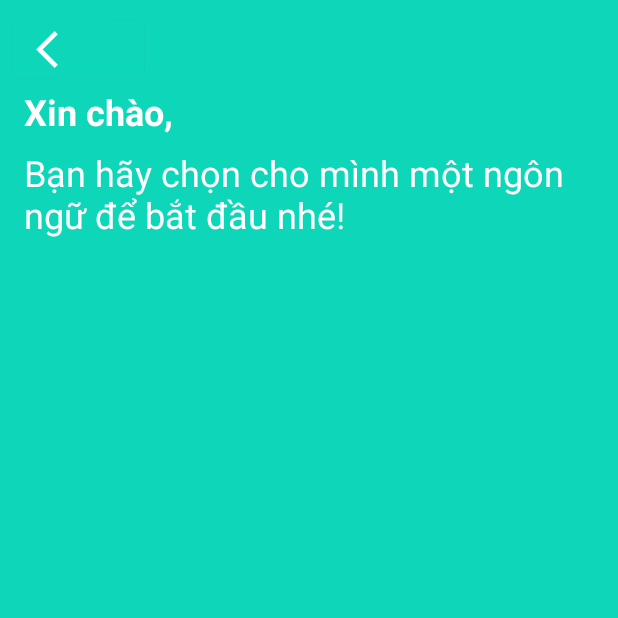
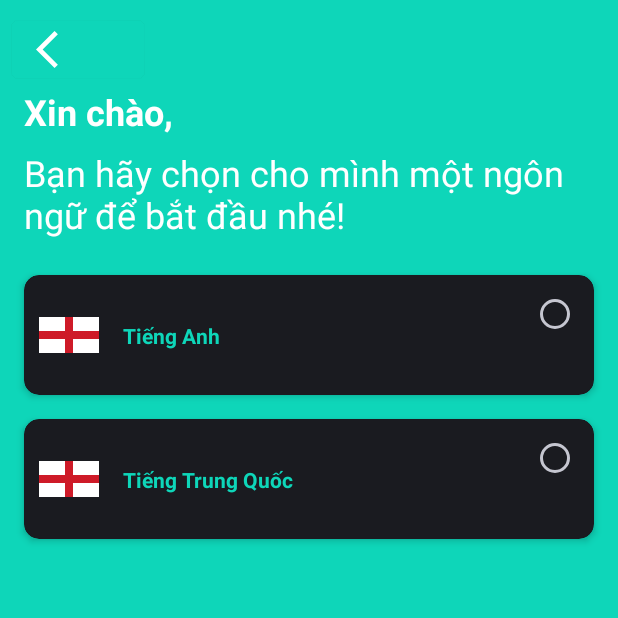
Before and after one commit to ThongDB18110207/ProjectSE_Nhom16_AppHocNgonNgu, an Android app: the ChooseLanguage screen opened directly, with no data from a screen before it, on a phone screen of 412 x 824 dp, the top half of it. Run offline under Robolectric (Android 15) with nearby library versions, the phone set to English and light mode, and no system bars.

Commit message:
Choose languages

```diff
--- a/Languages_Learning_App/app/build.gradle
+++ b/Languages_Learning_App/app/build.gradle
@@ -39,4 +39,5 @@ dependencies {
     testImplementation 'junit:junit:4.+'
     androidTestImplementation 'androidx.test.ext:junit:1.1.2'
     androidTestImplementation 'androidx.test.espresso:espresso-core:3.3.0'
+    implementation 'it.xabaras.android:recyclerview-swipedecorator:1.2.3'
 }
--- a/Languages_Learning_App/app/src/main/java/com/example/languages_learning_app/AudioActivity.java
+++ b/Languages_Learning_App/app/src/main/java/com/example/languages_learning_app/AudioActivity.java
@@ -14,7 +14,7 @@ public class AudioActivity extends AppCompatActivity {
     RecyclerView dataList;
     List<String> units;
     Integer image;
-    Adapter adapter;
+    UnitAdapter adapter;
 
     @Override
     protected void onCreate(Bundle savedInstanceState) {
@@ -35,7 +35,7 @@ public class AudioActivity extends AppCompatActivity {
 
         image = R.drawable.ic_baseline_play_circle_outline;
 
-        adapter = new Adapter(this, units, image);
+        adapter = new UnitAdapter(this, units, image);
         GridLayoutManager gridLayoutManager = new GridLayoutManager(this, 1, GridLayoutManager.VERTICAL, false);
         dataList.setLayoutManager(gridLayoutManager);
         dataList.setAdapter(adapter);
--- a/Languages_Learning_App/app/src/main/java/com/example/languages_learning_app/ChooseLanguage.java
+++ b/Languages_Learning_App/app/src/main/java/com/example/languages_learning_app/ChooseLanguage.java
@@ -1,14 +1,34 @@
 package com.example.languages_learning_app;
 
 import androidx.appcompat.app.AppCompatActivity;
+import androidx.recyclerview.widget.GridLayoutManager;
+import androidx.recyclerview.widget.ItemTouchHelper;
+import androidx.recyclerview.widget.RecyclerView;
 
 import android.os.Bundle;
 
+import java.util.ArrayList;
+
 public class ChooseLanguage extends AppCompatActivity {
+    RecyclerView recyclerView;
+    ArrayList<Language> listLanguage;
+    LanguageAdapter languageAdapter;
 
     @Override
     protected void onCreate(Bundle savedInstanceState) {
         super.onCreate(savedInstanceState);
         setContentView(R.layout.activity_choose_language);
+
+        recyclerView = findViewById(R.id.recyclerview);
+        listLanguage = new ArrayList<>();
+        listLanguage.add(new Language(R.drawable.flag_of_england, "Tiếng Anh"));
+        listLanguage.add(new Language(R.drawable.flag_of_england, "Tiếng Trung Quốc"));
+
+        languageAdapter = new LanguageAdapter(getApplicationContext(), listLanguage);
+
+        GridLayoutManager gridLayoutManager = new GridLayoutManager(this, 1, GridLayoutManager.VERTICAL, false);
+        recyclerView.setLayoutManager(gridLayoutManager);
+
+        recyclerView.setAdapter(languageAdapter);
     }
 }
--- /dev/null
+++ b/Languages_Learning_App/app/src/main/java/com/example/languages_learning_app/Language.java
@@ -0,0 +1,19 @@
+package com.example.languages_learning_app;
+
+public class Language {
+    private int image;
+    private String name;
+
+    public Language(){}
+
+    public Language(int image, String name){
+        this.image = image;
+        this.name = name;
+    }
+
+    public String getName(){return name;}
+    public void setName(String name){this.name = name;}
+
+    public  int getImage(){return image;}
+    public void setImage(int image){this.image = image;}
+}
--- /dev/null
+++ b/Languages_Learning_App/app/src/main/java/com/example/languages_learning_app/LanguageAdapter.java
@@ -0,0 +1,55 @@
+package com.example.languages_learning_app;
+
+import android.content.Context;
+import android.view.LayoutInflater;
+import android.view.View;
+import android.view.ViewGroup;
+import android.widget.ImageView;
+import android.widget.TextView;
+
+import androidx.annotation.NonNull;
+import androidx.recyclerview.widget.RecyclerView;
+
+import java.util.ArrayList;
+
+public class LanguageAdapter extends RecyclerView.Adapter<LanguageAdapter.ViewHolder>{
+    Context context;
+    ArrayList<Language> listLanguage;
+
+    public LanguageAdapter(Context context, ArrayList<Language> listLanguage){
+        this.context = context;
+        this.listLanguage = listLanguage;
+    }
+
+    @NonNull
+    @Override
+    public ViewHolder onCreateViewHolder(@NonNull ViewGroup parent, int viewType) {
+        View view = LayoutInflater.from(context).inflate(R.layout.language_layout, parent,false);
+        return new ViewHolder(view);
+    }
+
+    @Override
+    public void onBindViewHolder(@NonNull LanguageAdapter.ViewHolder holder, int position) {
+        Language language = listLanguage.get(position);
+
+        holder.tvlanguage.setText(language.getName());
+        holder.imageView.setImageResource(language.getImage());
+    }
+
+    @Override
+    public int getItemCount() {
+        return listLanguage.size();
+    }
+
+    class ViewHolder extends RecyclerView.ViewHolder {
+        ImageView imageView;
+        TextView tvlanguage;
+
+        public ViewHolder(@NonNull View itemView) {
+            super(itemView);
+
+            imageView = itemView.findViewById(R.id.imageView);
+            tvlanguage = itemView.findViewById(R.id.tvLanguage);
+        }
+    }
+}
--- a/Languages_Learning_App/app/src/main/java/com/example/languages_learning_app/MainActivity.java
+++ b/Languages_Learning_App/app/src/main/java/com/example/languages_learning_app/MainActivity.java
@@ -105,7 +105,7 @@ public class MainActivity extends AppCompatActivity implements View.OnClickListe
                     FirebaseUser user = FirebaseAuth.getInstance().getCurrentUser();
                     if(user.isEmailVerified()){
                         // redirect to user profile
-                        startActivity(new Intent(MainActivity.this, ProfileActivity.class));
+                        startActivity(new Intent(MainActivity.this, ChooseLanguage.class));
                     }
                     else{
                         user.sendEmailVerification();
--- a/Languages_Learning_App/app/src/main/java/com/example/languages_learning_app/Adapter.java
+++ b/Languages_Learning_App/app/src/main/java/com/example/languages_learning_app/UnitAdapter.java
@@ -12,13 +12,13 @@ import androidx.recyclerview.widget.RecyclerView;
 
 import java.util.List;
 
-public class Adapter extends RecyclerView.Adapter<com.example.languages_learning_app.Adapter.ViewHolder> {
+public class UnitAdapter extends RecyclerView.Adapter<UnitAdapter.ViewHolder> {
 
     List<String> units;
     Integer image;
     LayoutInflater inflater;
 
-    public Adapter(Context context, List<String> units, Integer image) {
+    public UnitAdapter(Context context, List<String> units, Integer image) {
         this.units = units;
         this.image = image;
         this.inflater = LayoutInflater.from(context);
@@ -26,13 +26,13 @@ public class Adapter extends RecyclerView.Adapter<com.example.languages_learning
 
     @NonNull
     @Override
-    public com.example.languages_learning_app.Adapter.ViewHolder onCreateViewHolder(@NonNull ViewGroup parent, int viewType) {
+    public ViewHolder onCreateViewHolder(@NonNull ViewGroup parent, int viewType) {
         View view = inflater.inflate(R.layout.unit_layout, parent, false);
         return new ViewHolder(view);
     }
 
     @Override
-    public void onBindViewHolder(@NonNull com.example.languages_learning_app.Adapter.ViewHolder holder, int position) {
+    public void onBindViewHolder(@NonNull UnitAdapter.ViewHolder holder, int position) {
         holder.unitTitle.setText(units.get(position));
         holder.icon.setImageResource(image);
     }
--- a/Languages_Learning_App/app/src/main/res/layout/activity_choose_language.xml
+++ b/Languages_Learning_App/app/src/main/res/layout/activity_choose_language.xml
@@ -48,14 +48,16 @@
         app:layout_constraintTop_toBottomOf="@+id/textView" />
 
     <androidx.recyclerview.widget.RecyclerView
+        android:id="@+id/recyclerview"
         android:layout_width="0dp"
         android:layout_height="wrap_content"
-        android:layout_marginStart="16dp"
+        android:layout_marginStart="8dp"
         android:layout_marginTop="16dp"
-        android:layout_marginEnd="16dp"
+        android:layout_marginEnd="8dp"
         app:layout_constraintEnd_toEndOf="parent"
         app:layout_constraintHorizontal_bias="0.0"
         app:layout_constraintStart_toStartOf="parent"
-        app:layout_constraintTop_toBottomOf="@+id/textView2" />
+        app:layout_constraintTop_toBottomOf="@+id/textView2"
+        tools:listitem="@layout/language_layout" />
 
 </androidx.constraintlayout.widget.ConstraintLayout>
--- /dev/null
+++ b/Languages_Learning_App/app/src/main/res/layout/language_layout.xml
@@ -0,0 +1,64 @@
+<?xml version="1.0" encoding="utf-8"?>
+<androidx.constraintlayout.widget.ConstraintLayout xmlns:android="http://schemas.android.com/apk/res/android"
+    xmlns:app="http://schemas.android.com/apk/res-auto"
+    xmlns:tools="http://schemas.android.com/tools"
+    android:layout_width="match_parent"
+    android:layout_height="wrap_content">
+
+    <androidx.cardview.widget.CardView
+        android:layout_width="match_parent"
+        android:layout_height="wrap_content"
+        android:layout_marginStart="8dp"
+        android:layout_marginTop="8dp"
+        android:layout_marginEnd="8dp"
+        android:layout_marginBottom="8dp"
+        app:cardCornerRadius="10dp"
+        app:cardElevation="3dp"
+        app:contentPadding="10dp"
+        app:layout_constraintBottom_toBottomOf="parent"
+        app:layout_constraintEnd_toEndOf="parent"
+        app:layout_constraintStart_toStartOf="parent"
+        app:layout_constraintTop_toTopOf="parent" >
+
+        <androidx.constraintlayout.widget.ConstraintLayout
+            android:layout_width="match_parent"
+            android:layout_height="match_parent">
+
+            <TextView
+                android:id="@+id/tvLanguage"
+                android:layout_width="0dp"
+                android:layout_height="wrap_content"
+                android:layout_marginStart="16dp"
+                android:layout_marginEnd="32dp"
+                android:text="TextView"
+                android:textColor="@color/main_color"
+                android:textSize="14sp"
+                android:textStyle="bold"
+                app:layout_constraintBottom_toBottomOf="@+id/imageView"
+                app:layout_constraintEnd_toStartOf="@+id/rbChoose"
+                app:layout_constraintHorizontal_bias="1.0"
+                app:layout_constraintStart_toEndOf="@+id/imageView"
+                app:layout_constraintTop_toTopOf="parent"
+                app:layout_constraintVertical_bias="0.512" />
+
+            <ImageView
+                android:id="@+id/imageView"
+                android:layout_width="40dp"
+                android:layout_height="60dp"
+                app:layout_constraintBottom_toBottomOf="parent"
+                app:layout_constraintStart_toStartOf="parent"
+                app:layout_constraintTop_toTopOf="parent"
+                app:layout_constraintVertical_bias="0.0"
+                tools:srcCompat="@tools:sample/avatars" />
+
+            <RadioButton
+                android:id="@+id/rbChoose"
+                android:layout_width="32dp"
+                android:layout_height="32dp"
+                android:visibility="visible"
+                app:layout_constraintEnd_toEndOf="parent"
+                app:layout_constraintTop_toTopOf="parent" />
+
+        </androidx.constraintlayout.widget.ConstraintLayout>
+    </androidx.cardview.widget.CardView>
+</androidx.constraintlayout.widget.ConstraintLayout>
```
Also changed, not shown: Languages_Learning_App/app/src/main/res/drawable/flag_of_england.png (added), Languages_Learning_App/gradle/wrapper/gradle-wrapper.properties.
